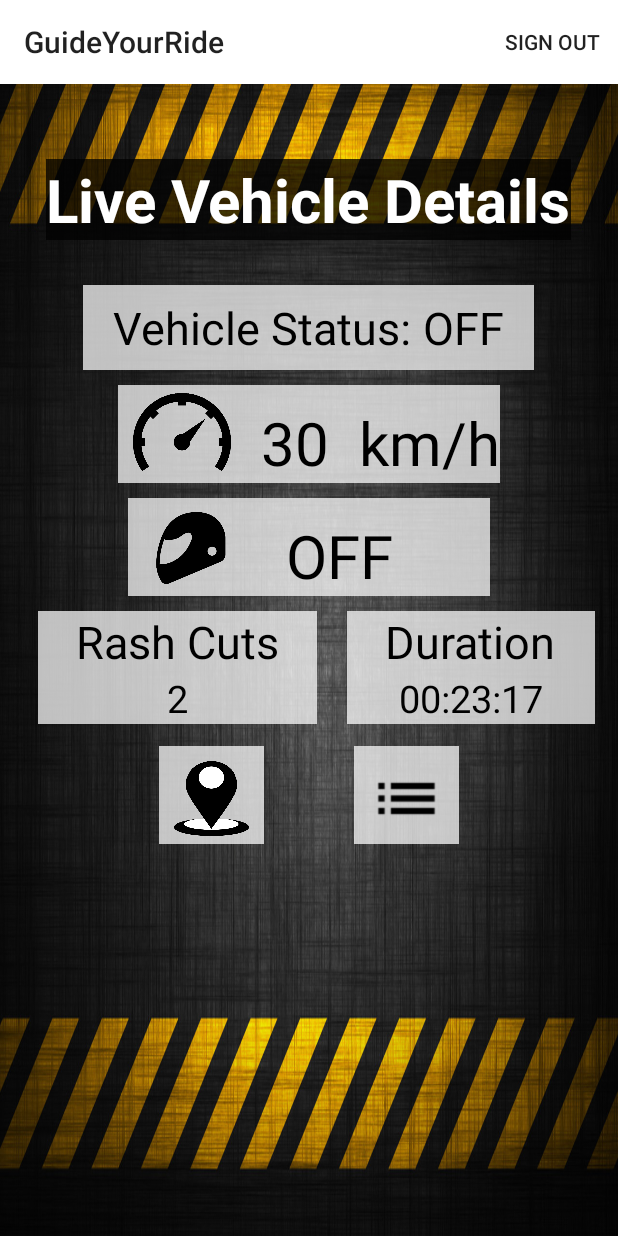
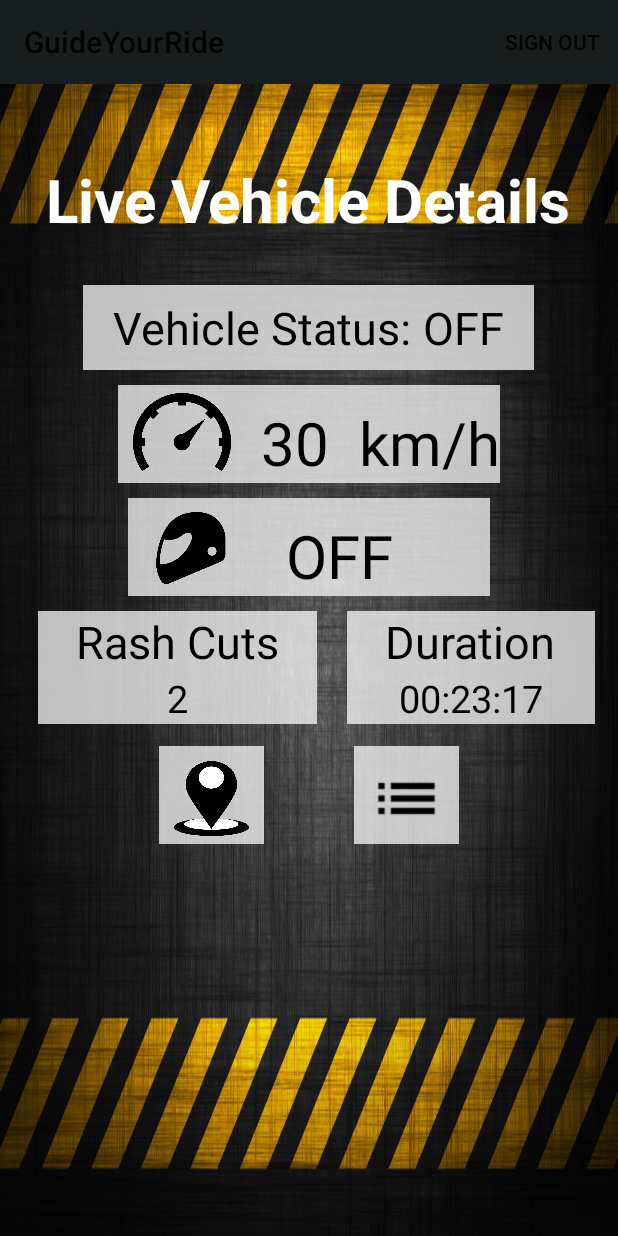
Before and after one commit to kullubird/GuideYourRide, an Android app: the screen it shows after launch once a user with an empty profile is signed in (DetailsActivity), on a phone screen of 412 x 824 dp. Run offline under Robolectric (Android 15) with nearby library versions, the phone set to English and light mode, and no system bars; our stand-ins replace Firebase (no records; nobody signed in at launch, a user with empty details on screens opened directly); 4 statements that could not run were skipped.

Commit message:
updated styles

```diff
--- a/app/src/main/res/layout/activity_details.xml
+++ b/app/src/main/res/layout/activity_details.xml
@@ -17,7 +17,6 @@
 
         android:layout_width="wrap_content"
         android:layout_height="wrap_content"
-        android:background="#be000000"
         android:layout_gravity="center">
 
 
--- a/app/src/main/res/values/styles.xml
+++ b/app/src/main/res/values/styles.xml
@@ -14,7 +14,7 @@
 
 
     <style name="CustStyle" parent="Theme.AppCompat.DayNight.NoActionBar">
-    <item name="android:background">#ffffff</item>
+    <item name="android:background">#181e1e</item>
         <item name="android:textColor">#acd03e</item>
     </style>
     <style name="popUpStyle" parent="Theme.AppCompat.DayNight.NoActionBar">
```
